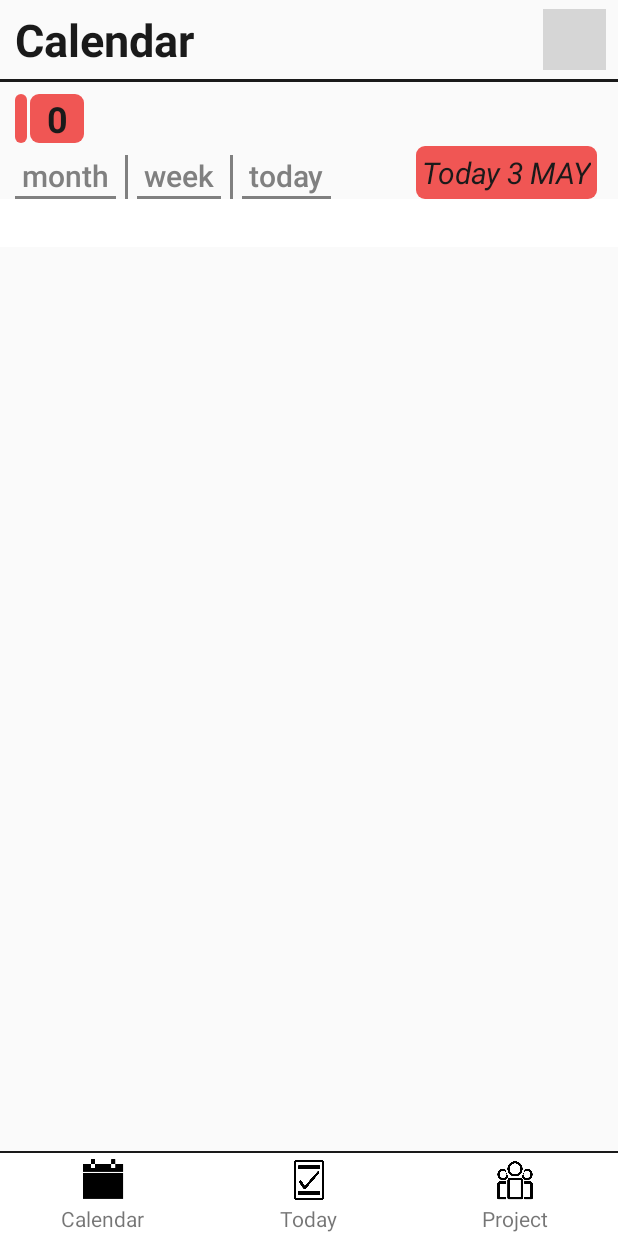
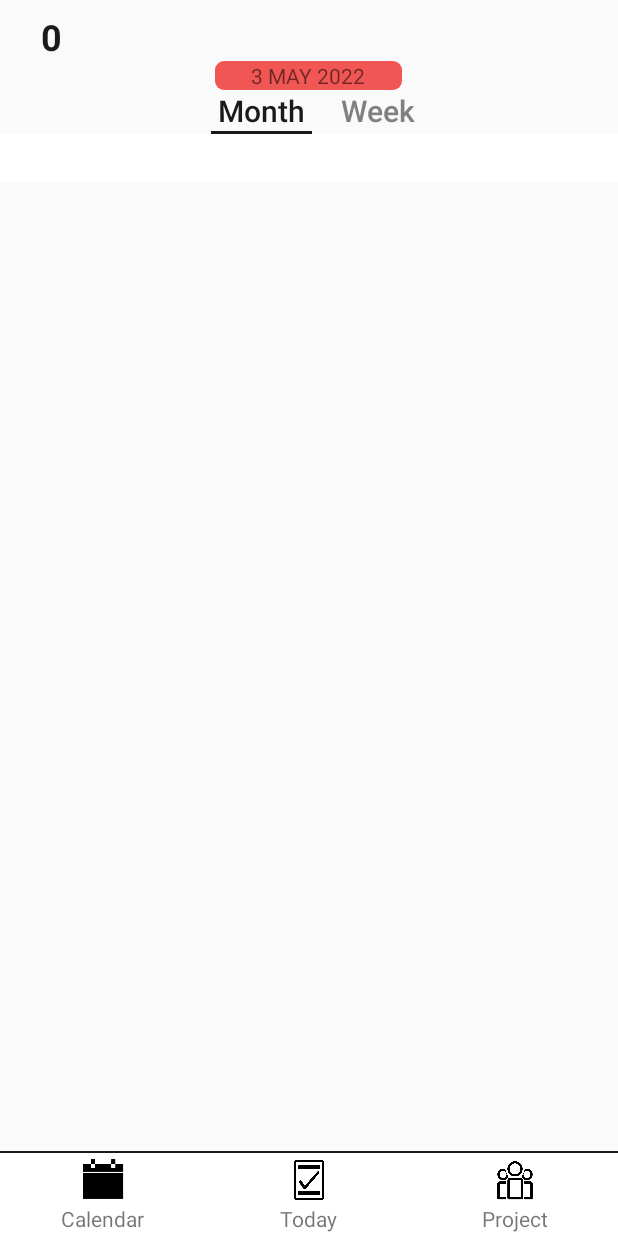
Before and after one commit to TsukiSky/Timestamp, an Android app: the screen it shows after launch (MainActivity), after a tap on "Calendar", on a phone screen of 412 x 824 dp. Run offline under Robolectric (Android 15) with nearby library versions, the phone set to English and light mode, and no system bars; libraries missing offline, so code that uses them is left out: com.haibin.calendarview; plain views replace CalendarLayout, CalendarView; 13 statements that could not run were skipped; grey boxes are pictures that could not be loaded.

Commit message:
updated calendar UI

```diff
--- a/app/src/main/res/drawable/bg_button_light_style_normal.xml
+++ b/app/src/main/res/drawable/bg_button_light_style_normal.xml
@@ -1,12 +1,5 @@
 <?xml version="1.0" encoding="utf-8"?>
 <layer-list xmlns:android="http://schemas.android.com/apk/res/android">
-    <item>
-        <shape>
-            <solid android:color="@color/moderate_grey"/>
-            <padding android:bottom="2dp" />
-        </shape>
-
-    </item>
     <item>
         <shape>
             <solid android:color="@color/main_bg"/>
--- a/app/src/main/res/drawable/bg_button_light_style_selected.xml
+++ b/app/src/main/res/drawable/bg_button_light_style_selected.xml
@@ -2,7 +2,7 @@
 <layer-list xmlns:android="http://schemas.android.com/apk/res/android">
     <item>
         <shape>
-            <solid android:color="@color/dark_grey"/>
+            <solid android:color="@color/black"/>
             <padding android:bottom="2dp" />
         </shape>
 
--- a/app/src/main/res/layout/fragment_calendar.xml
+++ b/app/src/main/res/layout/fragment_calendar.xml
@@ -9,7 +9,7 @@
         android:layout_height="wrap_content"
         android:layout_width="match_parent"
         android:orientation="vertical">
-        <include layout="@layout/layout_top_bar_calendar"/>
+<!--        <include layout="@layout/layout_top_bar_calendar"/>-->
         <include layout="@layout/layout_main_calendar"/>
     </LinearLayout>
 </FrameLayout>
--- a/app/src/main/res/layout/layout_main_calendar.xml
+++ b/app/src/main/res/layout/layout_main_calendar.xml
@@ -19,9 +19,8 @@
             android:textSize="24sp"
             android:textColor="@color/black"
             android:textStyle="bold"
-            android:background="@drawable/bg_light_grey_rounded_corner_view"
             android:paddingStart="4dp"
-            android:paddingEnd="4dp"
+            android:paddingEnd="0dp"
             android:layout_marginStart="10dp"
             android:layout_marginTop="6dp" />
         <TextView
@@ -34,7 +33,6 @@
             android:text="3"
             android:textSize="24sp"
             android:textColor="@color/black"
-            android:background="@drawable/bg_light_grey_rounded_corner_view"
             android:textStyle="bold"
             android:gravity="center"
             android:layout_marginStart="2dp"
@@ -43,79 +41,95 @@
     <LinearLayout
         android:layout_width="match_parent"
         android:layout_height="wrap_content"
-        android:orientation="horizontal">
+        android:orientation="vertical">
+        <TextView
+            android:id="@+id/id_tv_today_date"
+            android:layout_width="wrap_content"
+            android:layout_height="wrap_content"
+            android:background="@drawable/bg_light_red_rounded_corner_view"
+            android:text="3 MAY 2022"
+            android:layout_gravity="center"
+            android:paddingStart="24dp"
+            android:paddingRight="24dp">
+
+        </TextView>
+        <LinearLayout
+            android:layout_width="wrap_content"
+            android:layout_height="wrap_content"
+            android:orientation="horizontal"
+            android:layout_gravity="center">
             <Button
-            android:background="@drawable/bg_button_light_style_normal"
+                android:background="@drawable/bg_button_light_style_selected"
                 android:id="@+id/id_bt_month_calendar"
                 android:layout_width="wrap_content"
                 android:layout_height="wrap_content"
                 android:minHeight="0dp"
                 android:minWidth="0dp"
-            android:text=" month "
+                android:text=" Month "
                 android:textSize="20sp"
-            android:textColor="@color/moderate_grey"
+                android:textColor="@color/black"
                 android:layout_marginStart="10dp"
-            android:layout_marginTop="8dp"
                 style="?android:attr/buttonBarButtonStyle" />
             <TextView
                 android:layout_width="2dp"
                 android:layout_height="match_parent"
-            android:background="@color/moderate_grey"
+
                 android:layout_marginHorizontal="6dp"
                 android:layout_marginTop="8dp"
                 />
             <Button
-            android:background="@drawable/bg_button_light_style_normal"
+                android:background="@drawable/bg_button_light_style"
                 android:id="@+id/id_bt_week_calendar"
                 android:layout_width="wrap_content"
                 android:layout_height="wrap_content"
                 android:minHeight="0dp"
                 android:minWidth="0dp"
-            android:text=" week "
+                android:text=" Week "
                 android:textSize="20sp"
                 android:textColor="@color/moderate_grey"
                 android:layout_marginStart="0dp"
-            android:layout_marginTop="8dp"
                 style="?android:attr/buttonBarButtonStyle" />
-        <TextView
-            android:layout_width="2dp"
-            android:layout_height="match_parent"
-            android:background="@color/moderate_grey"
-            android:layout_marginHorizontal="6dp"
-            android:layout_marginTop="8dp"
-            />
-        <Button
-            android:background="@drawable/bg_button_light_style_normal"
-            android:id="@+id/id_bt_today_calendar"
-            android:layout_width="wrap_content"
-            android:layout_height="wrap_content"
-            android:minHeight="0dp"
-            android:minWidth="0dp"
-            android:text=" today "
-            android:textSize="20sp"
-            android:textColor="@color/moderate_grey"
-            android:layout_marginStart="0dp"
-            android:layout_marginTop="8dp"
-            style="?android:attr/buttonBarButtonStyle" />
-        <LinearLayout
-            android:layout_height="match_parent"
-            android:layout_width="fill_parent"
-            android:gravity="end"
-            >
-            <TextView
-                android:id="@+id/id_tv_today_date"
-                android:layout_width="wrap_content"
-                android:layout_height="match_parent"
-                android:background="@drawable/bg_light_red_rounded_corner_view"
-                android:textSize="20sp"
-                android:textColor="@color/black"
-                android:text="Today 3 MAY"
-                android:textStyle="italic"
-                android:gravity="center"
-                android:paddingLeft="4dp"
-                android:paddingRight="4dp"
-                android:layout_marginTop="2dp"
-                android:layout_marginEnd="14dp"/>
+<!--        <TextView-->
+<!--            android:layout_width="2dp"-->
+<!--            android:layout_height="match_parent"-->
+<!--            android:background="@color/moderate_grey"-->
+<!--            android:layout_marginHorizontal="6dp"-->
+<!--            android:layout_marginTop="8dp"-->
+<!--            />-->
+<!--        <Button-->
+<!--            android:background="@drawable/bg_button_light_style_normal"-->
+<!--            android:id="@+id/id_bt_today_calendar"-->
+<!--            android:layout_width="wrap_content"-->
+<!--            android:layout_height="wrap_content"-->
+<!--            android:minHeight="0dp"-->
+<!--            android:minWidth="0dp"-->
+<!--            android:text=" today "-->
+<!--            android:textSize="20sp"-->
+<!--            android:textColor="@color/moderate_grey"-->
+<!--            android:layout_marginStart="0dp"-->
+<!--            android:layout_marginTop="8dp"-->
+<!--            style="?android:attr/buttonBarButtonStyle" />-->
+
+<!--        <LinearLayout-->
+<!--            android:layout_height="match_parent"-->
+<!--            android:layout_width="fill_parent"-->
+<!--            android:gravity="end"-->
+<!--            >-->
+<!--            <TextView-->
+<!--                android:id="@+id/id_tv_today_date"-->
+<!--                android:layout_width="wrap_content"-->
+<!--                android:layout_height="match_parent"-->
+<!--                android:background="@drawable/bg_light_red_rounded_corner_view"-->
+<!--                android:textSize="20sp"-->
+<!--                android:textColor="@color/black"-->
+<!--                android:text="Today 3 MAY"-->
+<!--                android:textStyle="italic"-->
+<!--                android:gravity="center"-->
+<!--                android:paddingLeft="4dp"-->
+<!--                android:paddingRight="4dp"-->
+<!--                android:layout_marginTop="2dp"-->
+<!--                android:layout_marginEnd="14dp"/>-->
+<!--        </LinearLayout>-->
         </LinearLayout>
     </LinearLayout>
 
```
Also changed, not shown: app/src/main/java/com/siqi/timestamp/calendar/CalendarFragment.java (+38 -27 lines). Lines whose indentation alone changed are shown as unchanged.
